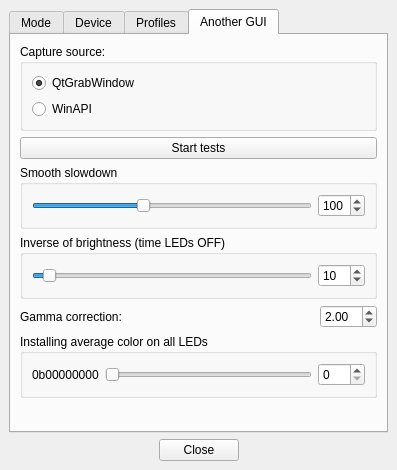
Qt form Software/src/mainwindow.ui (Atarity/Lightpack) before a commit.
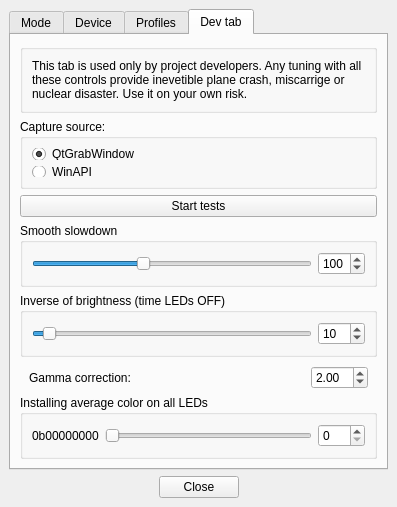
The same form after that commit. The open tabs and pages were chosen to show the change. Icons and pictures are not drawn. Custom widgets are drawn as their Qt base class.

Commit message: Software: GUI elements are arranged. Some translation are fixed. Again.

The edit to the form file:
```diff
--- a/Software/src/mainwindow.ui
+++ b/Software/src/mainwindow.ui
@@ -966,9 +966,37 @@
       </widget>
       <widget class="QWidget" name="tabAnotherGUI">
        <attribute name="title">
-        <string notr="true">Another GUI</string>
+        <string>Dev tab</string>
        </attribute>
        <layout class="QVBoxLayout" name="verticalLayout_7">
+        <item>
+         <widget class="QGroupBox" name="groupBox_8">
+          <property name="minimumSize">
+           <size>
+            <width>0</width>
+            <height>50</height>
+           </size>
+          </property>
+          <property name="title">
+           <string notr="true"/>
+          </property>
+          <layout class="QVBoxLayout" name="verticalLayout_12">
+           <item>
+            <widget class="QLabel" name="label">
+             <property name="styleSheet">
+              <string notr="true"/>
+             </property>
+             <property name="text">
+              <string>This tab is used only by project developers. Any tuning with all these controls provide inevetible plane crash, miscarrige or nuclear disaster. Use it on your own risk.</string>
+             </property>
+             <property name="wordWrap">
+              <bool>true</bool>
+             </property>
+            </widget>
+           </item>
+          </layout>
+         </widget>
+        </item>
         <item>
          <widget class="QGroupBox" name="groupBox">
           <property name="title">
@@ -1086,6 +1114,15 @@
         </item>
         <item>
          <layout class="QHBoxLayout" name="horizontalLayout_11">
+          <property name="leftMargin">
+           <number>9</number>
+          </property>
+          <property name="topMargin">
+           <number>3</number>
+          </property>
+          <property name="rightMargin">
+           <number>9</number>
+          </property>
           <item>
            <widget class="QLabel" name="label_GammaCorrection">
             <property name="sizePolicy">
```
Left out of the diff: 4 changed lines with no effect on the pictures. The commit also changes 2 other files.
